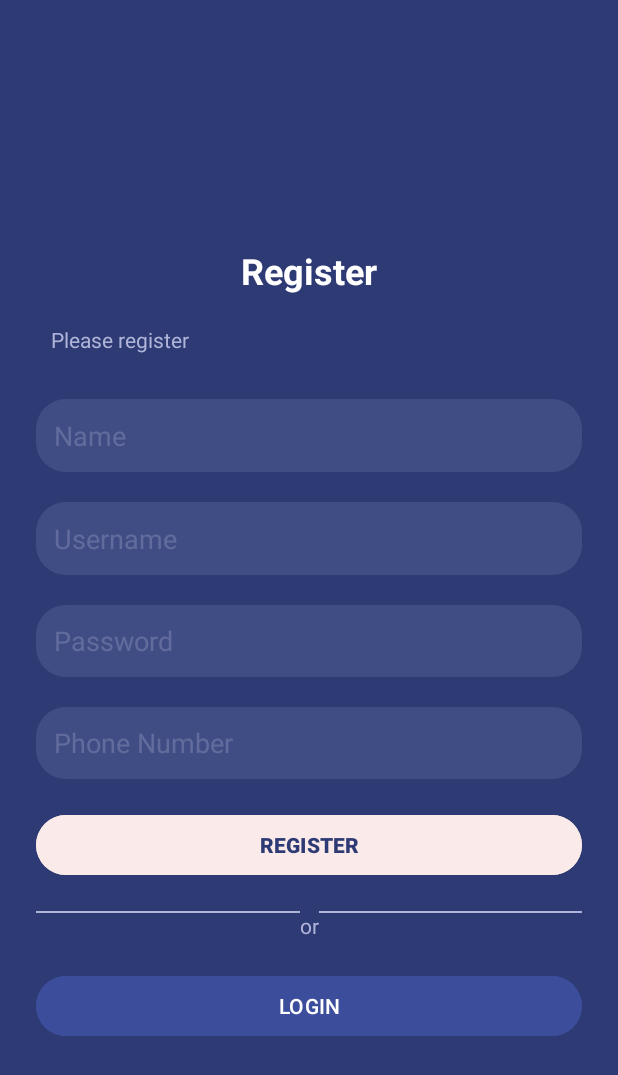
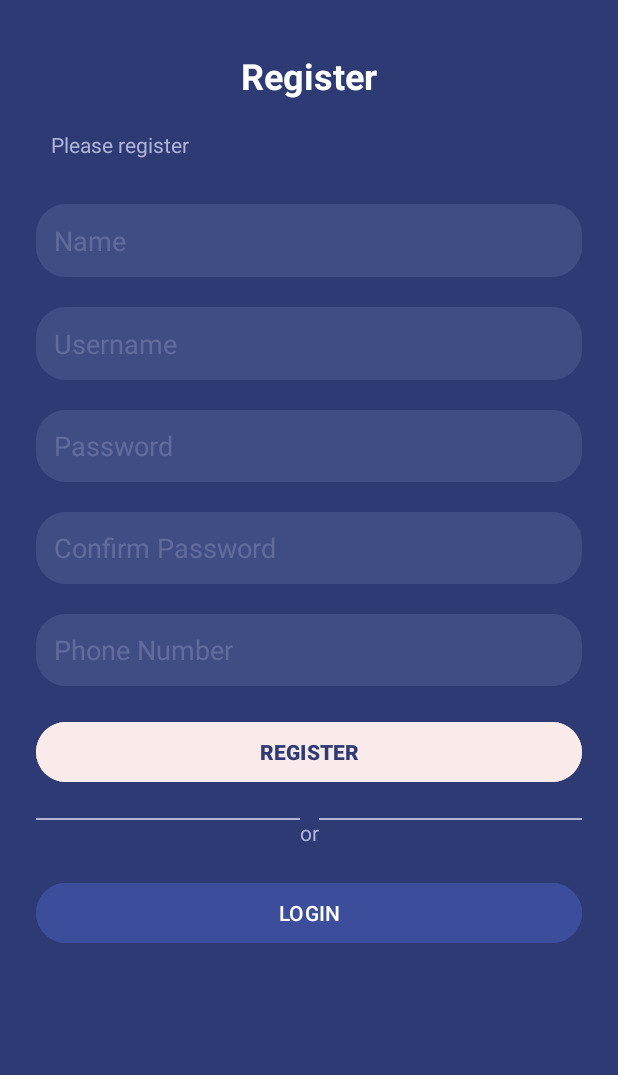
Before and after one commit to yogeshveus/LullabyCare, an Android app: the RegisterView screen opened directly, with no data from a screen before it, on a phone screen of 412 x 824 dp. Shown: the top 1075 px of the screen. Run offline under Robolectric (Android 15) with nearby library versions, the phone set to English and light mode, and no system bars; our stand-ins replace Room's generated code.

Commit message:
Confirm Password added

```diff
--- a/app/src/main/java/com/example/babymonitorapp/RegisterView.kt
+++ b/app/src/main/java/com/example/babymonitorapp/RegisterView.kt
@@ -39,7 +39,9 @@ class RegisterView : AppCompatActivity() {
         val name = findViewById<EditText>(R.id.etname).text.toString()
         val user = findViewById<EditText>(R.id.etUsername).text.toString()
         val password = findViewById<EditText>(R.id.etPassword).text.toString()
+        val cpassword = findViewById<EditText>(R.id.etConfirmPassword).text.toString()
         val phone = findViewById<EditText>(R.id.etnumber).text.toString()
+
         if (!checkInput(name,user,password,phone)){
             Toast.makeText(this, "Please fill out all the details.", Toast.LENGTH_LONG).show()
             return
@@ -56,7 +58,10 @@ class RegisterView : AppCompatActivity() {
                 Toast.makeText(this@RegisterView, "Password size must be at least 8", Toast.LENGTH_LONG).show()
             } else if (!validPhone(phone)) {
                 Toast.makeText(this@RegisterView, "Please provide a valid phone number.", Toast.LENGTH_LONG).show()
-            } else {
+            } else if (!validPassword4(password, cpassword)){
+                Toast.makeText(this@RegisterView, "Passwords don't match", Toast.LENGTH_LONG).show()
+            }
+            else {
                 val userObj = User(0, name, user, password, phone)
                 mUserViewModel.insertUser(userObj)
                 Toast.makeText(this@RegisterView, "Successfully Registered!", Toast.LENGTH_LONG).show()
@@ -77,7 +82,9 @@ class RegisterView : AppCompatActivity() {
     private fun validPassword3(password: String): Boolean {
         return (password.length>=8)
     }
-
+    private fun validPassword4(password: String, cpassword: String): Boolean {
+        return (password == cpassword)
+    }
     private fun validPhone(phone: String): Boolean {
         return (phone.length==10)
     }
--- a/app/src/main/res/layout/activity_register_view.xml
+++ b/app/src/main/res/layout/activity_register_view.xml
@@ -12,7 +12,6 @@
         android:id="@+id/tvSignIn"
         android:layout_width="match_parent"
         android:layout_height="wrap_content"
-        android:layout_marginTop="130dp"
         android:padding="10dp"
         android:text="Register"
         android:textAlignment="center"
@@ -121,6 +120,31 @@
         app:layout_constraintTop_toBottomOf="@id/etPassword"/>
 
     <EditText
+        android:id="@+id/etConfirmPassword"
+        android:layout_width="0dp"
+        android:layout_height="48dp"
+        android:alpha="0.4"
+        android:background="@drawable/search_bar_background"
+        android:hint="Confirm Password"
+        android:inputType="textPassword"
+        android:padding="12dp"
+        android:textColor="@color/dividerGrey"
+        android:textColorHint="@color/dividerGrey"
+        app:layout_constraintEnd_toEndOf="parent"
+        app:layout_constraintStart_toStartOf="parent"
+        app:layout_constraintTop_toBottomOf="@id/breakLine2" />
+
+    <View
+        android:id="@+id/breakLine8"
+        android:layout_width="0dp"
+        android:layout_height="20dp"
+        android:background="@color/dividerGrey"
+        android:alpha="0"
+        app:layout_constraintStart_toStartOf="parent"
+        app:layout_constraintEnd_toEndOf="parent"
+        app:layout_constraintTop_toBottomOf="@id/etConfirmPassword"/>
+
+    <EditText
         android:id="@+id/etnumber"
         android:layout_width="0dp"
         android:layout_height="48dp"
@@ -133,10 +157,10 @@
         android:textColorHint="@color/dividerGrey"
         app:layout_constraintEnd_toEndOf="parent"
         app:layout_constraintStart_toStartOf="parent"
-        app:layout_constraintTop_toBottomOf="@id/breakLine2" />
+        app:layout_constraintTop_toBottomOf="@id/breakLine8" />
 
     <View
-        android:id="@+id/breakLine8"
+        android:id="@+id/breakLine3"
         android:layout_width="0dp"
         android:layout_height="20dp"
         android:background="@color/dividerGrey"
@@ -154,12 +178,13 @@
         android:textAllCaps="true"
         android:textColor="@color/primaryBlue"
         android:textStyle="bold"
-        app:layout_constraintTop_toBottomOf="@id/breakLine8"
+        app:layout_constraintTop_toBottomOf="@id/breakLine3"
         app:layout_constraintStart_toStartOf="parent"
         app:layout_constraintEnd_toEndOf="parent"/>
 
+
     <View
-        android:id="@+id/breakLine3"
+        android:id="@+id/breakLine9"
         android:layout_width="0dp"
         android:layout_height="20dp"
         android:background="@color/dividerGrey"
@@ -169,13 +194,12 @@
         app:layout_constraintTop_toBottomOf="@id/btnLogin"/>
 
 
-
     <View
         android:id="@+id/viewDividerLeft"
         android:layout_width="0dp"
         android:layout_height="1dp"
         android:background="@color/dividerGrey"
-        app:layout_constraintTop_toBottomOf="@id/breakLine3"
+        app:layout_constraintTop_toBottomOf="@id/breakLine9"
         app:layout_constraintStart_toStartOf="parent"
         app:layout_constraintEnd_toStartOf="@id/tvOr"/>
 
@@ -187,7 +211,7 @@
         android:text="or"
         android:textColor="@color/dividerGrey"
         android:textSize="14sp"
-        app:layout_constraintTop_toBottomOf="@id/breakLine3"
+        app:layout_constraintTop_toBottomOf="@id/breakLine9"
         app:layout_constraintStart_toEndOf="@id/viewDividerLeft"
         app:layout_constraintEnd_toStartOf="@id/viewDividerRight" />
 
@@ -198,7 +222,7 @@
         android:layout_width="0dp"
         android:layout_height="1dp"
         android:background="@color/dividerGrey"
-        app:layout_constraintTop_toBottomOf="@id/breakLine3"
+        app:layout_constraintTop_toBottomOf="@id/breakLine9"
         app:layout_constraintStart_toEndOf="@id/tvOr"
         app:layout_constraintEnd_toEndOf="parent"/>
 
```
